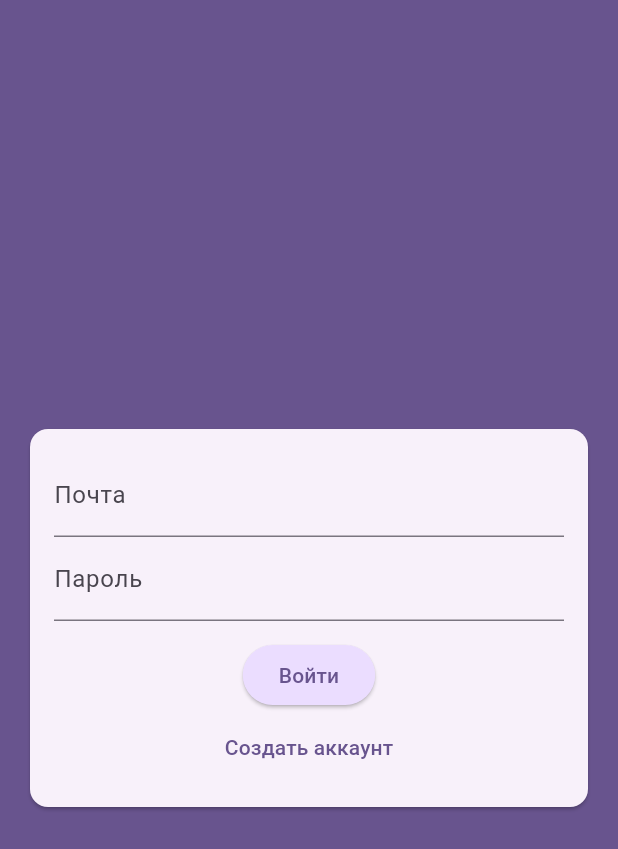
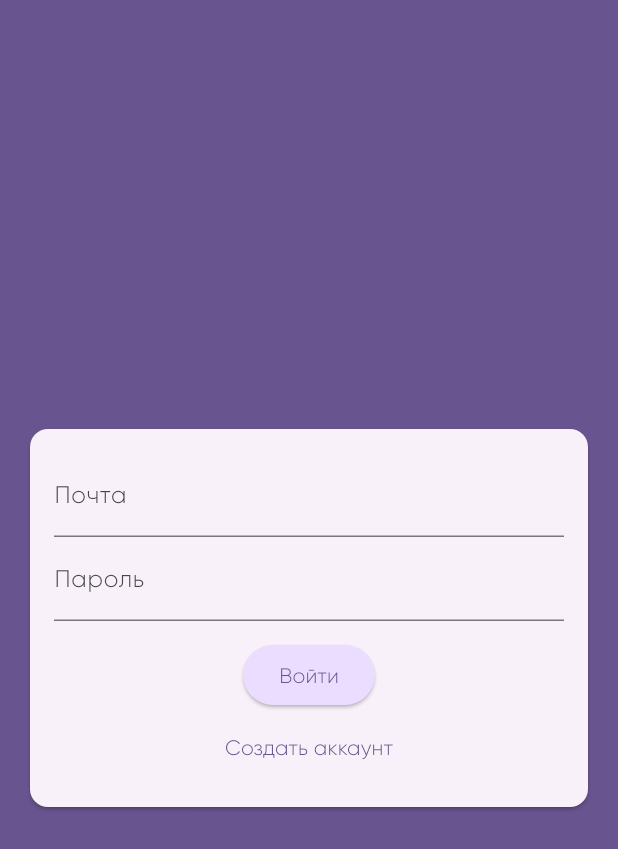
Before and after one commit to Kakmusayan/chat_app, a Flutter app: the screen it shows after launch, on a phone screen of 412 x 824 dp. Shown: the top 849 px of the screen. Run offline on Flutter 3.47's test engine with Material 3 defaults, Android fonts, the phone set to English and light mode, and no system bars; our stand-ins replace cloud_firestore, firebase_auth, firebase_core; accounts and stored records are empty.

Commit message:
add gilroy font

```diff
--- a/lib/main.dart
+++ b/lib/main.dart
@@ -23,6 +23,7 @@ class App extends StatelessWidget {
     return MaterialApp(
       title: 'Chat App',
       theme: ThemeData(
+        fontFamily: 'Gilroy',
         colorScheme: ColorScheme.fromSeed(
           seedColor: Colors.deepPurple,
           secondary: const Color(0XFFEDF2F6),
```
Also changed, not shown: pubspec.yaml (+6 -6 lines), fonts/Gilroy-ExtraBold.otf (added), fonts/Gilroy-Light.otf (added).
